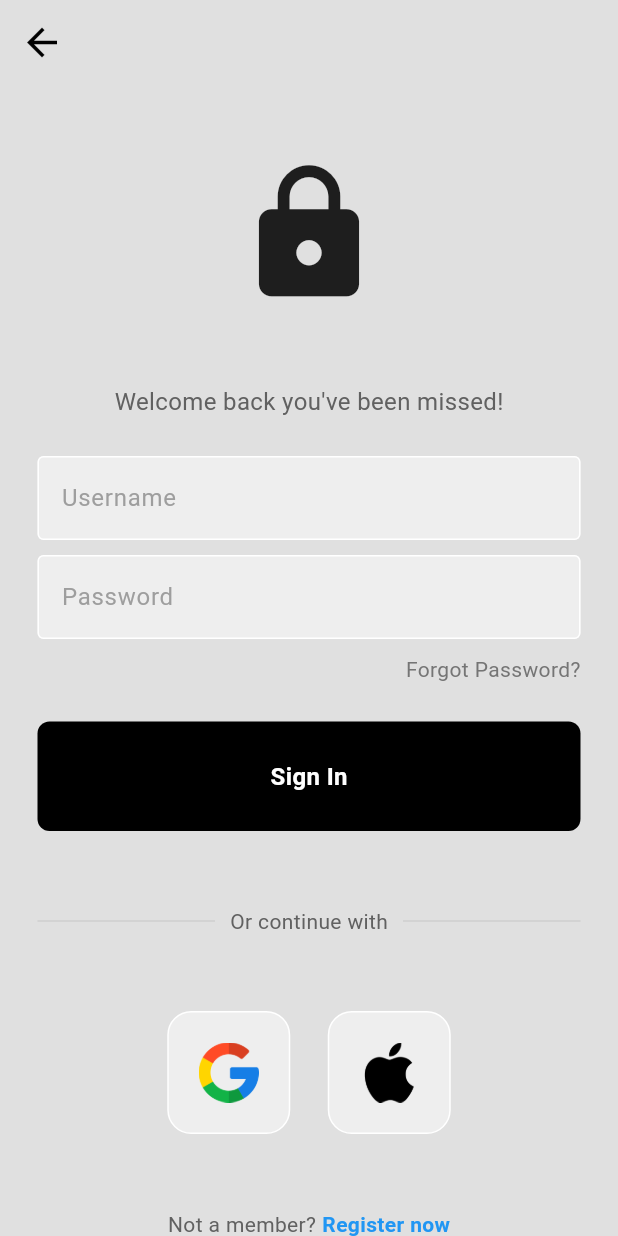
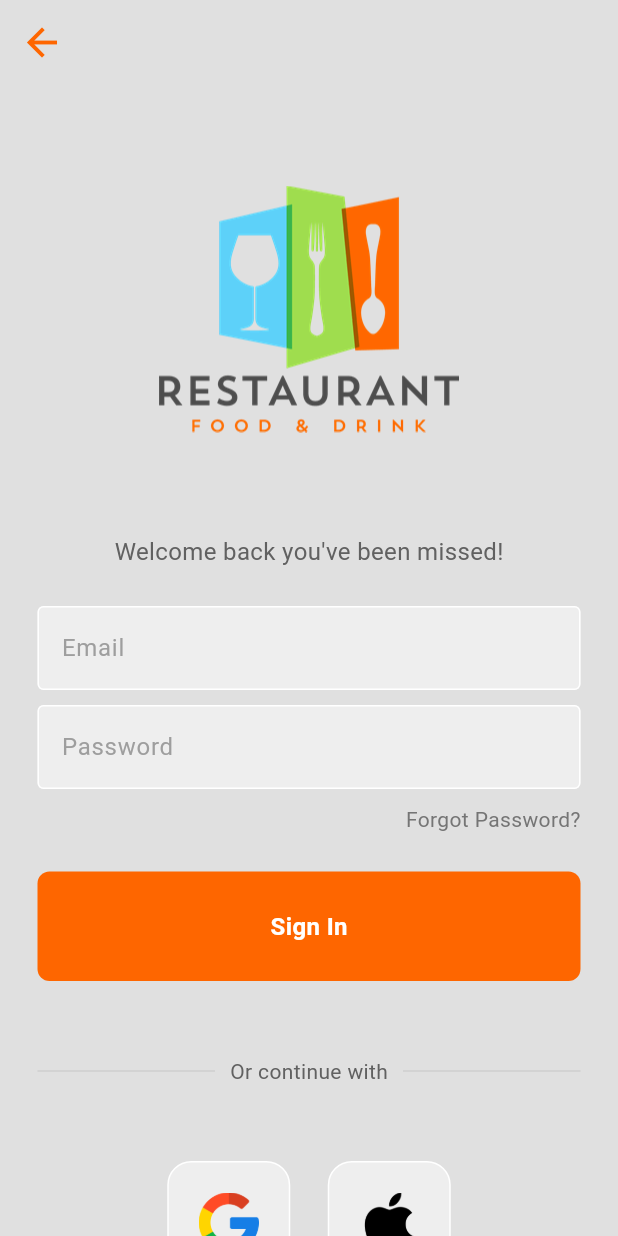
Before and after one commit to promuroma/restaurant, a Flutter app: the LoginPage screen opened directly, on a phone screen of 412 x 824 dp. Run offline on Flutter 3.47's test engine with Material 3 defaults, Android fonts, the phone set to English and light mode, and no system bars; our stand-ins replace firebase_auth, firebase_core, font_awesome_flutter, google_fonts; accounts and stored records are empty.

Commit message:
restaurant_copie_firebase_login

```diff
--- a/lib/components/my_button.dart
+++ b/lib/components/my_button.dart
@@ -1,4 +1,5 @@
 import 'package:flutter/material.dart';
+import 'package:restaurant/delayed_animation.dart';
 
 class MyButton extends StatelessWidget {
   final Function()? onTap;
@@ -13,7 +14,7 @@ class MyButton extends StatelessWidget {
         padding: const EdgeInsets.all(25),
         margin: const EdgeInsets.symmetric(horizontal: 25),
         decoration: BoxDecoration(
-          color: Colors.black,
+          color: d_blue,
           borderRadius: BorderRadius.circular(8),
         ),
         child: const Center(
--- a/lib/login_page.dart
+++ b/lib/login_page.dart
@@ -1,17 +1,38 @@
+import 'package:firebase_auth/firebase_auth.dart';
 import 'package:flutter/material.dart';
 import 'package:restaurant/components/my_button.dart';
 import 'package:restaurant/components/my_textfield.dart';
 import 'package:restaurant/components/square_tile.dart';
+import 'package:restaurant/delayed_animation.dart';
 
-class LoginPage extends StatelessWidget {
+class LoginPage extends StatefulWidget {
   LoginPage({super.key});
 
+  @override
+  State<LoginPage> createState() => _LoginPageState();
+}
+
+class _LoginPageState extends State<LoginPage> {
   // text editing controllers
-  final usernameController = TextEditingController();
+  final emailController = TextEditingController();
+
   final passwordController = TextEditingController();
 
   // sign user in method
-  void signUserIn() {}
+  void signUserIn() async {
+    //show loading circle
+    showDialog(
+      context: context,
+      builder: (context) {
+        return const Center(
+          child: CircularProgressIndicator(),
+        );
+      },
+    );
+    await FirebaseAuth.instance.signInWithEmailAndPassword(
+        email: emailController.text, password: passwordController.text);
+    Navigator.pop(context);
+  }
 
   @override
   Widget build(BuildContext context) {
@@ -21,7 +42,7 @@ class LoginPage extends StatelessWidget {
         leading: IconButton(
           icon: const Icon(
             Icons.arrow_back,
-            color: Colors.black,
+            color: d_blue,
             size: 30,
           ),
           onPressed: () {
@@ -31,16 +52,17 @@ class LoginPage extends StatelessWidget {
       ),
       backgroundColor: Colors.grey[300],
       body: SafeArea(
+        child: SingleChildScrollView(
           child: Center(
             child: Column(
               mainAxisAlignment: MainAxisAlignment.center,
               children: [
                 const SizedBox(height: 50),
 
-              // logo
-              const Icon(
-                Icons.lock,
-                size: 100,
+                SizedBox(
+                  height: 200,
+                  width: 200,
+                  child: Image.asset('images/resto_img5.png'),
                 ),
 
                 const SizedBox(height: 50),
@@ -58,8 +80,8 @@ class LoginPage extends StatelessWidget {
 
                 // username textfield
                 MyTextField(
-                controller: usernameController,
-                hintText: 'Username',
+                  controller: emailController,
+                  hintText: 'Email',
                   obscureText: false,
                 ),
 
@@ -166,6 +188,7 @@ class LoginPage extends StatelessWidget {
             ),
           ),
         ),
+      ),
     );
   }
 }
--- a/lib/welcome_page.dart
+++ b/lib/welcome_page.dart
@@ -1,9 +1,10 @@
 import 'package:flutter/material.dart';
 import 'package:google_fonts/google_fonts.dart';
 import 'package:restaurant/delayed_animation.dart';
+import 'package:restaurant/login_page.dart';
 // ignore: unused_import
 import 'package:restaurant/main.dart';
-import 'package:restaurant/social_page.dart';
+import 'package:restaurant/pages/auth_page.dart';
 
 class WelcomePage extends StatelessWidget {
   const WelcomePage({super.key});
@@ -59,7 +60,7 @@ class WelcomePage extends StatelessWidget {
                       Navigator.push(
                           context,
                           MaterialPageRoute(
-                            builder: (context) => const SocialPage(),
+                            builder: (context) => const AuthPage(),
                           ));
                     },
                     child: const Text('GET STARTED'),
--- a/pubspec.yaml
+++ b/pubspec.yaml
@@ -39,6 +39,7 @@ dependencies:
   font_awesome_flutter: ^10.7.0
   google_sign_in: ^6.2.1
   firebase_core: ^3.0.0
+  firebase_auth: ^5.0.0
 
 dev_dependencies:
   flutter_test:
@@ -72,7 +73,7 @@ flutter:
     - images/google_img.png
     - images/google.png
     - images/apple.png
-
+    - images/shop.png
 
   # An image asset can refer to one or more resolution-specific "variants", see
   # https://flutter.dev/assets-and-images/#resolution-aware
```
Also changed, not shown: lib/pages/auth_page.dart (added, +27 -0 lines), lib/principal_page.dart (added, +32 -0 lines), lib/social_page.dart (deleted, +0 -176 lines), images/shop.png (added), pubspec.lock, 3 other files. Lines whose indentation alone changed are shown as unchanged.
